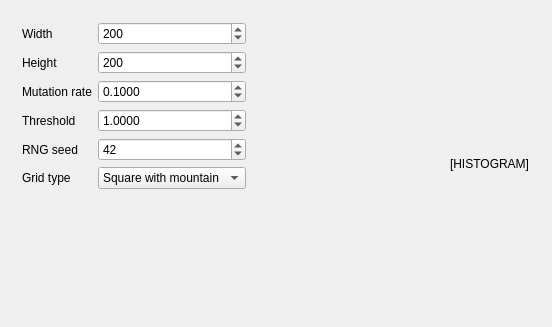
Before: the Qt Designer form Tools/ToolSpeciesOfTheRings/qtspeciesoftheringsmaindialog.ui in richelbilderbeek/ProjectRichelBilderbeek, drawn with Qt 5.
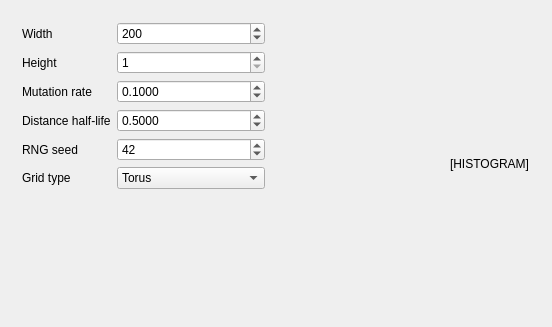
After: the same form once the commit is applied.

```diff
--- a/Tools/ToolSpeciesOfTheRings/qtspeciesoftheringsmaindialog.ui
+++ b/Tools/ToolSpeciesOfTheRings/qtspeciesoftheringsmaindialog.ui
@@ -32,14 +32,14 @@
          <double>1000.000000000000000</double>
         </property>
         <property name="value">
-         <double>1.000000000000000</double>
+         <double>0.500000000000000</double>
         </property>
        </widget>
       </item>
       <item row="0" column="1">
        <widget class="QSpinBox" name="box_width">
         <property name="minimum">
-         <number>1</number>
+         <number>10</number>
         </property>
         <property name="maximum">
          <number>1000</number>
@@ -119,7 +119,7 @@
       <item row="3" column="0">
        <widget class="QLabel" name="label_threshold">
         <property name="text">
-         <string>Threshold</string>
+         <string>Distance half-life</string>
         </property>
        </widget>
       </item>
@@ -132,7 +132,7 @@
          <number>1000</number>
         </property>
         <property name="value">
-         <number>200</number>
+         <number>1</number>
         </property>
        </widget>
       </item>
@@ -144,7 +144,10 @@
        </widget>
       </item>
       <item row="5" column="1">
-       <widget class="QComboBox" name="comboBox">
+       <widget class="QComboBox" name="box_grid_type">
+        <property name="currentIndex">
+         <number>1</number>
+        </property>
         <item>
          <property name="text">
           <string>Square with mountain</string>
```
Left out of the diff: 15 changed lines with no effect on the pictures.
